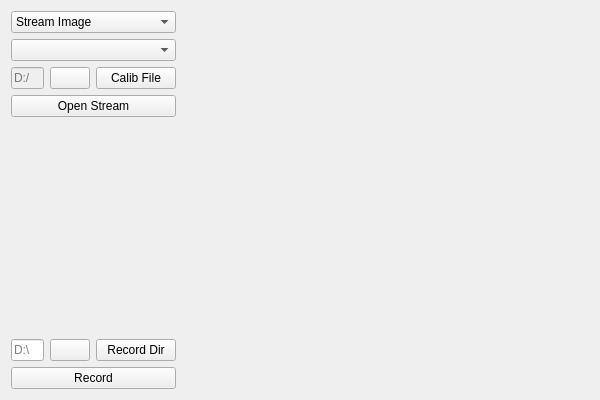
The window that bmode_v2.ui (dacvm/bmode-mocap-pyside6) describes before a commit, drawn with Qt 5.
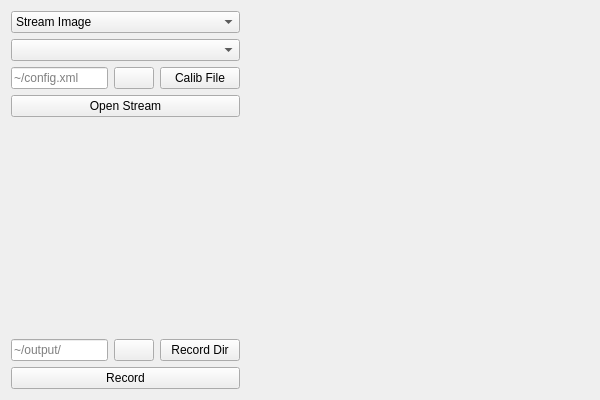
The same window after the commit. Icons and pictures are not drawn.

Commit message: add volume widget, update bmode and mocap ui

Diff of the .ui file:
```diff
--- a/bmode_v2.ui
+++ b/bmode_v2.ui
@@ -15,7 +15,7 @@
   </property>
   <layout class="QHBoxLayout" name="horizontalLayout_3">
    <item>
-    <layout class="QHBoxLayout" name="horizontalLayout_bmode" stretch="1,3">
+    <layout class="QHBoxLayout" name="horizontalLayout_bmode" stretch="2,3">
      <item>
       <layout class="QVBoxLayout" name="verticalLayout_bmode_menu">
        <item>
@@ -52,10 +52,10 @@
          <item>
           <widget class="QLineEdit" name="lineEdit_bmode_calibPath">
            <property name="enabled">
-            <bool>false</bool>
+            <bool>true</bool>
            </property>
            <property name="placeholderText">
-            <string>D:/</string>
+            <string>~/config.xml</string>
            </property>
           </widget>
          </item>
@@ -112,7 +112,7 @@
          <item>
           <widget class="QLineEdit" name="lineEdit_bmode_recorddir">
            <property name="placeholderText">
-            <string>D:\</string>
+            <string>~/output/</string>
            </property>
           </widget>
          </item>
```
The commit also changes 8 other files.
